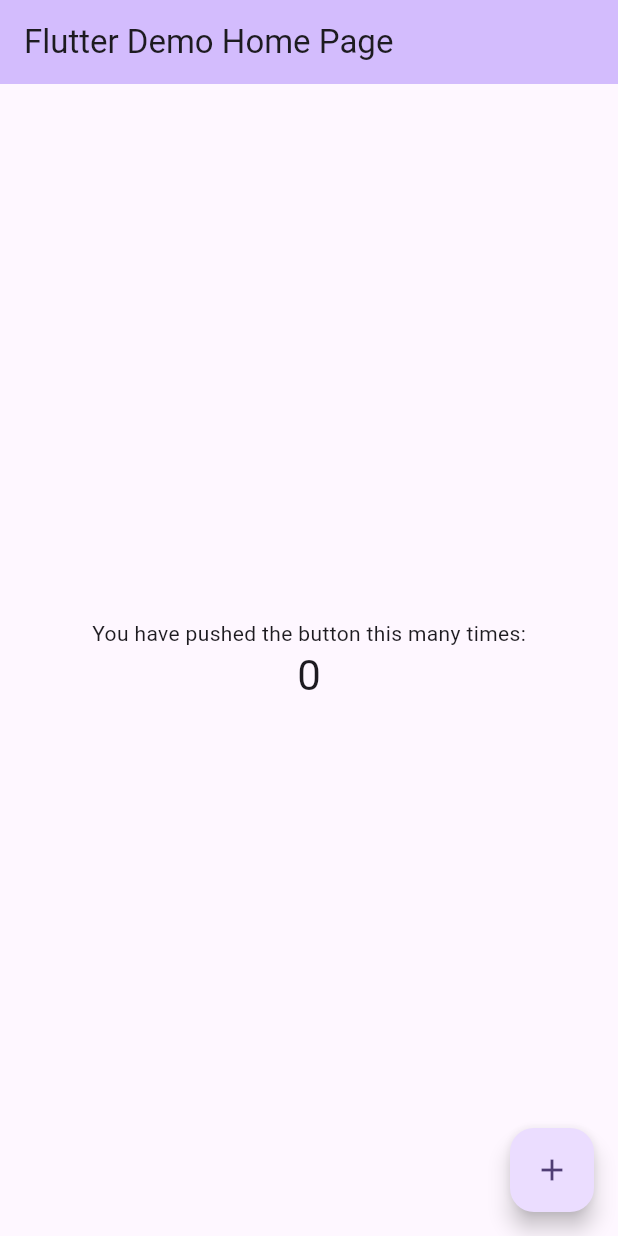
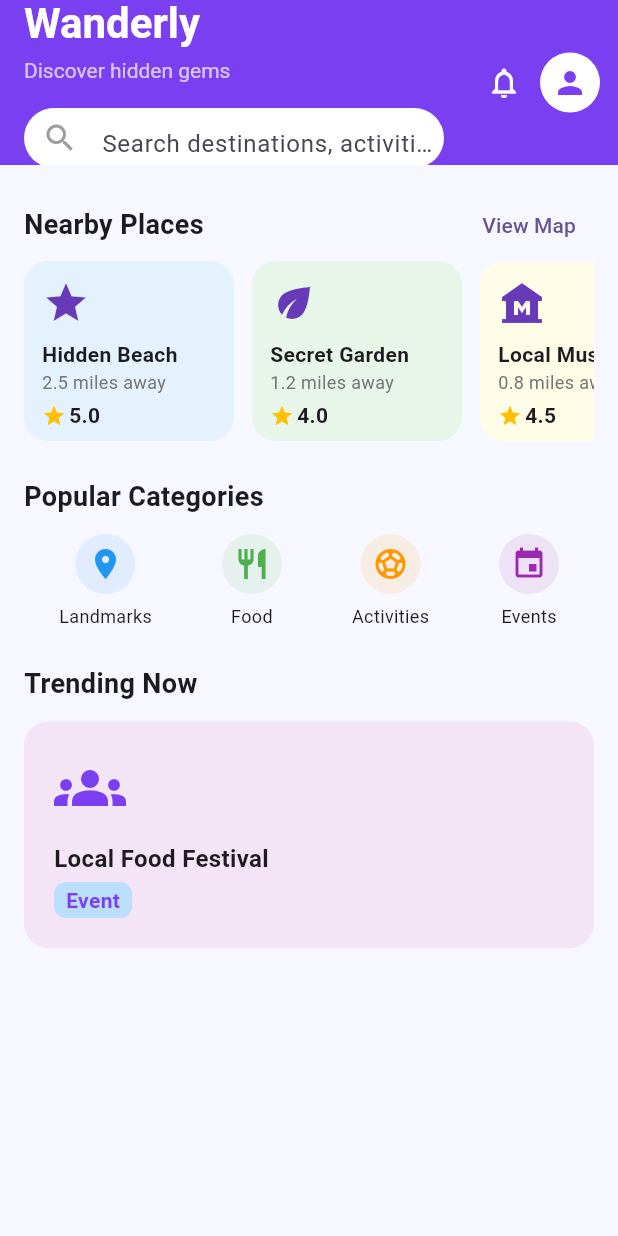
Before and after one commit to Rajan-run/wanderly, a Flutter app: the screen it shows after launch, on a phone screen of 412 x 824 dp. Run offline on Flutter 3.47's test engine with Material 3 defaults, Android fonts, the phone set to English and light mode, and no system bars.

Commit message:
Added the landing page

```diff
--- a/lib/main.dart
+++ b/lib/main.dart
@@ -7,116 +7,210 @@ void main() {
 class MyApp extends StatelessWidget {
   const MyApp({super.key});
 
-  // This widget is the root of your application.
   @override
   Widget build(BuildContext context) {
     return MaterialApp(
-      title: 'Flutter Demo',
+      title: 'Wanderly',
       theme: ThemeData(
-        // This is the theme of your application.
-        //
-        // TRY THIS: Try running your application with "flutter run". You'll see
-        // the application has a purple toolbar. Then, without quitting the app,
-        // try changing the seedColor in the colorScheme below to Colors.green
-        // and then invoke "hot reload" (save your changes or press the "hot
-        // reload" button in a Flutter-supported IDE, or press "r" if you used
-        // the command line to start the app).
-        //
-        // Notice that the counter didn't reset back to zero; the application
-        // state is not lost during the reload. To reset the state, use hot
-        // restart instead.
-        //
-        // This works for code too, not just values: Most code changes can be
-        // tested with just a hot reload.
         colorScheme: ColorScheme.fromSeed(seedColor: Colors.deepPurple),
       ),
-      home: const MyHomePage(title: 'Flutter Demo Home Page'),
+      home: const HomePage(),
     );
   }
 }
 
-class MyHomePage extends StatefulWidget {
-  const MyHomePage({super.key, required this.title});
-
-  // This widget is the home page of your application. It is stateful, meaning
-  // that it has a State object (defined below) that contains fields that affect
-  // how it looks.
-
-  // This class is the configuration for the state. It holds the values (in this
-  // case the title) provided by the parent (in this case the App widget) and
-  // used by the build method of the State. Fields in a Widget subclass are
-  // always marked "final".
-
-  final String title;
-
-  @override
-  State<MyHomePage> createState() => _MyHomePageState();
-}
-
-class _MyHomePageState extends State<MyHomePage> {
-  int _counter = 0;
-
-  void _incrementCounter() {
-    setState(() {
-      // This call to setState tells the Flutter framework that something has
-      // changed in this State, which causes it to rerun the build method below
-      // so that the display can reflect the updated values. If we changed
-      // _counter without calling setState(), then the build method would not be
-      // called again, and so nothing would appear to happen.
-      _counter++;
-    });
-  }
+class HomePage extends StatelessWidget {
+  const HomePage({super.key});
 
   @override
   Widget build(BuildContext context) {
-    // This method is rerun every time setState is called, for instance as done
-    // by the _incrementCounter method above.
-    //
-    // The Flutter framework has been optimized to make rerunning build methods
-    // fast, so that you can just rebuild anything that needs updating rather
-    // than having to individually change instances of widgets.
     return Scaffold(
+      backgroundColor: const Color(0xFFF7F7FF),
       appBar: AppBar(
-        // TRY THIS: Try changing the color here to a specific color (to
-        // Colors.amber, perhaps?) and trigger a hot reload to see the AppBar
-        // change color while the other colors stay the same.
-        backgroundColor: Theme.of(context).colorScheme.inversePrimary,
-        // Here we take the value from the MyHomePage object that was created by
-        // the App.build method, and use it to set our appbar title.
-        title: Text(widget.title),
-      ),
-      body: Center(
-        // Center is a layout widget. It takes a single child and positions it
-        // in the middle of the parent.
-        child: Column(
-          // Column is also a layout widget. It takes a list of children and
-          // arranges them vertically. By default, it sizes itself to fit its
-          // children horizontally, and tries to be as tall as its parent.
-          //
-          // Column has various properties to control how it sizes itself and
-          // how it positions its children. Here we use mainAxisAlignment to
-          // center the children vertically; the main axis here is the vertical
-          // axis because Columns are vertical (the cross axis would be
-          // horizontal).
-          //
-          // TRY THIS: Invoke "debug painting" (choose the "Toggle Debug Paint"
-          // action in the IDE, or press "p" in the console), to see the
-          // wireframe for each widget.
-          mainAxisAlignment: MainAxisAlignment.center,
-          children: <Widget>[
-            const Text('You have pushed the button this many times:'),
-            Text(
-              '$_counter',
-              style: Theme.of(context).textTheme.headlineMedium,
+        backgroundColor: const Color(0xFF7B3FF2),
+        elevation: 0,
+        toolbarHeight: 110,
+        automaticallyImplyLeading: false,
+        title: Column(
+          crossAxisAlignment: CrossAxisAlignment.start,
+          children: [
+            const Text(
+              'Wanderly',
+              style: TextStyle(
+                color: Colors.white,
+                fontWeight: FontWeight.bold,
+                fontSize: 28,
+              ),
+            ),
+            const SizedBox(height: 4),
+            const Text(
+              'Discover hidden gems',
+              style: TextStyle(
+                color: Colors.white70,
+                fontSize: 14,
+              ),
+            ),
+            const SizedBox(height: 16),
+            Container(
+              height: 40,
+              decoration: BoxDecoration(
+                color: Colors.white,
+                borderRadius: BorderRadius.circular(24),
+              ),
+              child: TextField(
+                decoration: InputDecoration(
+                  hintText: 'Search destinations, activities...',
+                  prefixIcon: Icon(Icons.search, color: Colors.grey),
+                  border: InputBorder.none,
+                  contentPadding: EdgeInsets.symmetric(vertical: 8),
+                ),
+              ),
             ),
           ],
         ),
+        actions: [
+          IconButton(
+            icon: Icon(Icons.notifications_none, color: Colors.white),
+            onPressed: () {},
+          ),
+          Padding(
+            padding: const EdgeInsets.only(right: 12.0),
+            child: CircleAvatar(
+              backgroundColor: Colors.white,
+              child: Icon(Icons.person, color: Color(0xFF7B3FF2)),
+            ),
+          ),
+        ],
       ),
-      floatingActionButton: FloatingActionButton(
-        onPressed: _incrementCounter,
-        tooltip: 'Increment',
-        child: const Icon(Icons.add),
-      ), // This trailing comma makes auto-formatting nicer for build methods.
+      body: ListView(
+        padding: const EdgeInsets.all(16),
+        children: [
+          // Nearby Places
+          Row(
+            mainAxisAlignment: MainAxisAlignment.spaceBetween,
+            children: [
+              Text(
+                'Nearby Places',
+                style: TextStyle(fontWeight: FontWeight.bold, fontSize: 18),
+              ),
+              TextButton(
+                onPressed: () {},
+                child: Text('View Map'),
+              ),
+            ],
+          ),
+          SizedBox(
+            height: 120,
+            child: ListView(
+              scrollDirection: Axis.horizontal,
+              children: [
+                _placeCard('Hidden Beach', '2.5 miles away', 5.0, Colors.blue[50]!, Icons.star),
+                _placeCard('Secret Garden', '1.2 miles away', 4.0, Colors.green[50]!, Icons.eco),
+                _placeCard('Local Museum', '0.8 miles away', 4.5, Colors.yellow[50]!, Icons.museum),
+              ],
+            ),
+          ),
+          const SizedBox(height: 24),
+          // Popular Categories
+          Text(
+            'Popular Categories',
+            style: TextStyle(fontWeight: FontWeight.bold, fontSize: 18),
+          ),
+          const SizedBox(height: 12),
+          Row(
+            mainAxisAlignment: MainAxisAlignment.spaceAround,
+            children: [
+              _categoryIcon(Icons.location_on, 'Landmarks', Colors.blue),
+              _categoryIcon(Icons.restaurant, 'Food', Colors.green),
+              _categoryIcon(Icons.sports_soccer, 'Activities', Colors.orange),
+              _categoryIcon(Icons.event, 'Events', Colors.purple),
+            ],
+          ),
+          const SizedBox(height: 24),
+          // Trending Now
+          Text(
+            'Trending Now',
+            style: TextStyle(fontWeight: FontWeight.bold, fontSize: 18),
+          ),
+          const SizedBox(height: 12),
+          Container(
+            decoration: BoxDecoration(
+              color: Colors.purple[50],
+              borderRadius: BorderRadius.circular(16),
+            ),
+            padding: const EdgeInsets.all(20),
+            child: Column(
+              crossAxisAlignment: CrossAxisAlignment.start,
+              children: [
+                Icon(Icons.groups, size: 48, color: Color(0xFF7B3FF2)),
+                const SizedBox(height: 12),
+                Text(
+                  'Local Food Festival',
+                  style: TextStyle(fontWeight: FontWeight.bold, fontSize: 16),
+                ),
+                const SizedBox(height: 4),
+                Row(
+                  children: [
+                    Container(
+                      padding: EdgeInsets.symmetric(horizontal: 8, vertical: 2),
+                      decoration: BoxDecoration(
+                        color: Colors.blue[100],
+                        borderRadius: BorderRadius.circular(8),
+                      ),
+                      child: Text(
+                        'Event',
+                        style: TextStyle(color: Color(0xFF7B3FF2), fontWeight: FontWeight.bold),
+                      ),
+                    ),
+                  ],
+                ),
+              ],
+            ),
+          ),
+        ],
+      ),
+    );
+  }
+
+  Widget _placeCard(String title, String distance, double rating, Color color, IconData icon) {
+    return Container(
+      width: 140,
+      margin: const EdgeInsets.only(right: 12),
+      decoration: BoxDecoration(
+        color: color,
+        borderRadius: BorderRadius.circular(16),
+      ),
+      padding: const EdgeInsets.all(12),
+      child: Column(
+        crossAxisAlignment: CrossAxisAlignment.start,
+        children: [
+          Icon(icon, size: 32, color: Colors.deepPurple),
+          const SizedBox(height: 8),
+          Text(title, style: TextStyle(fontWeight: FontWeight.bold)),
+          Text(distance, style: TextStyle(color: Colors.grey[600], fontSize: 12)),
+          const SizedBox(height: 4),
+          Row(
+            children: [
+              Icon(Icons.star, color: Colors.amber, size: 16),
+              const SizedBox(width: 2),
+              Text(rating.toString(), style: TextStyle(fontWeight: FontWeight.bold)),
+            ],
+          ),
+        ],
+      ),
+    );
+  }
+
+  Widget _categoryIcon(IconData icon, String label, Color color) {
+    return Column(
+      children: [
+        CircleAvatar(
+          backgroundColor: color.withOpacity(0.1),
+          child: Icon(icon, color: color),
+        ),
+        const SizedBox(height: 6),
+        Text(label, style: TextStyle(fontSize: 12)),
+      ],
     );
   }
 }
```
